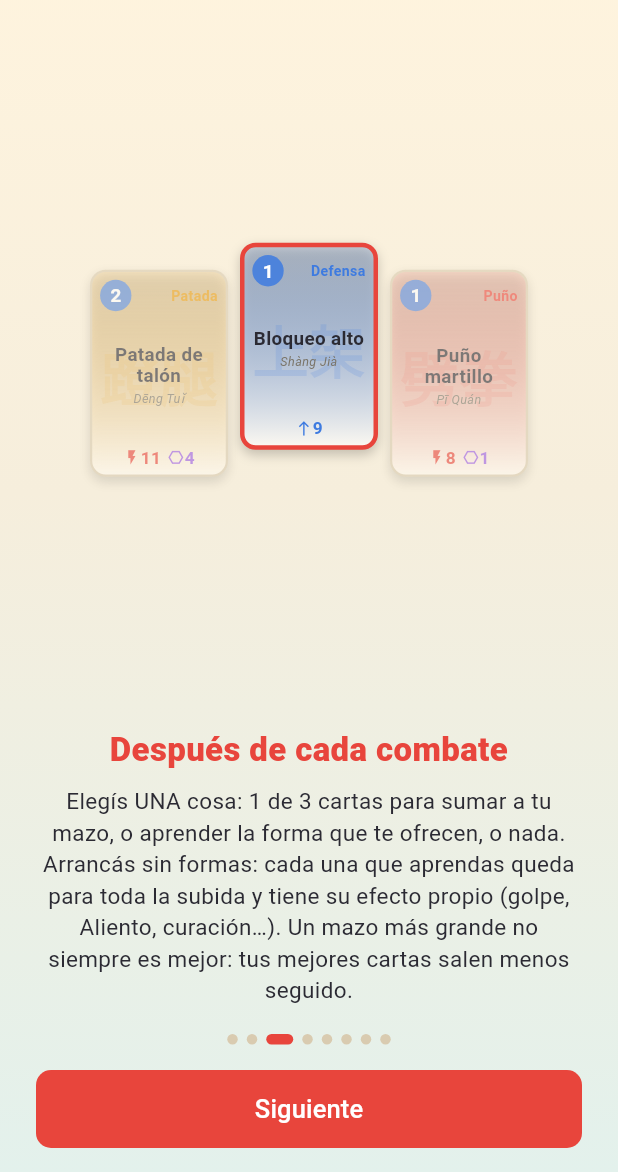
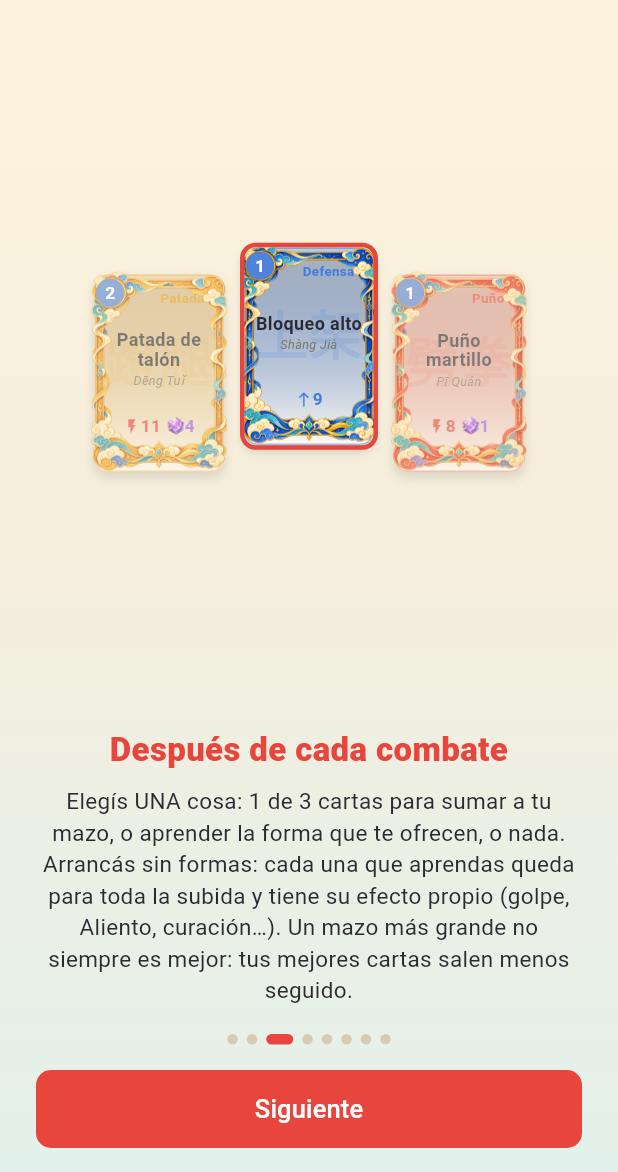
Before and after one commit to spcolonna/long-breath, a Flutter app: the ClimbLessonScreen screen opened by its route, swiped to page 3, on a phone screen of 412 x 824 dp, the part 64-1236 px from its top. Run offline on Flutter 3.47's test engine with Material 3 defaults, Android fonts, the phone set to English and light mode, and no system bars; our stand-ins replace flutter_riverpod, go_router, shared_preferences; missing offline and left inert: audio_session, flutter_soloud; accounts and stored records are empty.

Commit message:
Logo en el menú, íconos pintados (GameIcon) y marcos por tipo en las cartas; los PNG originales ya no se guardan en git
Co-Authored-By: Claude Opus 5.5 <noreply@anthropic.com>

```diff
--- a/lib/delivery/screens/climb_lesson_screen.dart
+++ b/lib/delivery/screens/climb_lesson_screen.dart
@@ -9,6 +9,7 @@ import '../audio/game_audio.dart';
 import '../providers.dart';
 import '../theme.dart';
 import '../widgets/card_widget.dart';
+import '../widgets/game_icon.dart';
 import '../widgets/hero_sprite.dart';
 import '../widgets/juice.dart';
 import '../widgets/jade.dart';
@@ -183,7 +184,7 @@ Widget _node(IconData icon, Color color, {double size = 50}) => Container(
     shape: BoxShape.circle,
     border: Border.all(color: color, width: 2.5),
   ),
-  child: Icon(icon, color: color, size: size * 0.5),
+  child: GameIcon(icon, color: color, size: size * 0.5),
 );
 
 class _MapPath extends StatelessWidget {
--- a/lib/delivery/screens/combat_screen.dart
+++ b/lib/delivery/screens/combat_screen.dart
@@ -29,6 +29,7 @@ import '../tutorial/tutorial_overlay.dart';
 import '../widgets/card_widget.dart';
 import '../widgets/cinematic.dart';
 import '../widgets/enemy_sprite.dart';
+import '../widgets/game_icon.dart';
 import '../widgets/hero_sprite.dart';
 import '../widgets/juice.dart';
 import '../widgets/stage_scene.dart';
@@ -438,6 +439,7 @@ class _CombatScreenState extends ConsumerState<_CombatBody> {
               '+$amount ${t.breath}',
               Palette.gold,
               size: 20,
+              icon: Icons.air,
               dx: 20,
               dy: -40,
             );
@@ -1841,7 +1843,7 @@ class _MiniBar extends StatelessWidget {
     final ratio = max == 0 ? 0.0 : (value / max).clamp(0.0, 1.0);
     return Row(
       children: [
-        Icon(icon, size: 14, color: color),
+        GameIcon(icon, size: 14, color: color),
         const SizedBox(width: 4),
         Expanded(
           child: TrailBar(
@@ -1946,7 +1948,7 @@ class _IntentBubble extends ConsumerWidget {
                 width: 34,
                 height: 34,
                 decoration: BoxDecoration(shape: BoxShape.circle, color: color),
-                child: Icon(icon, size: 22, color: Palette.onColor),
+                child: GameIcon(icon, size: 22, color: Palette.onColor),
               ),
               const SizedBox(width: 8),
               Flexible(
@@ -2130,7 +2132,7 @@ class _PlayerStrip extends ConsumerWidget {
                       child: Row(
                         mainAxisSize: MainAxisSize.min,
                         children: [
-                          Icon(
+                          GameIcon(
                             Icons.shield,
                             size: 16,
                             color: p.guard > 0 ? Palette.onColor : Palette.sky,
@@ -3157,9 +3159,16 @@ class _BreathPips extends StatelessWidget {
           ],
         ),
         const SizedBox(height: 2),
-        Text(
-          '${AppLocalizations.of(context).breath} $breath',
-          style: const TextStyle(fontSize: 10, color: Palette.sky),
+        Row(
+          mainAxisSize: MainAxisSize.min,
+          children: [
+            const GameIcon(Icons.air, size: 13, color: Palette.sky),
+            const SizedBox(width: 2),
+            Text(
+              '${AppLocalizations.of(context).breath} $breath',
+              style: const TextStyle(fontSize: 10, color: Palette.sky),
+            ),
+          ],
         ),
       ],
     );
@@ -3320,7 +3329,7 @@ class _Chip extends StatelessWidget {
     child: Row(
       mainAxisSize: MainAxisSize.min,
       children: [
-        Icon(icon, size: 13, color: color),
+        GameIcon(icon, size: 13, color: color),
         const SizedBox(width: 4),
         // En columnas angostas (enemigo) el texto se corta en vez de desbordar.
         Flexible(
--- a/lib/delivery/screens/home_screen.dart
+++ b/lib/delivery/screens/home_screen.dart
@@ -73,6 +73,20 @@ class _HomeScreenState extends ConsumerState<HomeScreen> {
                   alignment: Alignment.centerRight,
                   child: AudioToggles(),
                 ),
+                // El sello pintado del dragón; si faltara, el carácter.
+                Image.asset(
+                  'assets/art/ui/logo.webp',
+                  height: 88,
+                  errorBuilder: (_, _, _) => const Text(
+                    '龙',
+                    style: TextStyle(
+                      fontSize: 44,
+                      color: Palette.lacquer,
+                      height: 1,
+                    ),
+                  ),
+                ),
+                const SizedBox(height: 4),
                 const FittedBox(
                   fit: BoxFit.scaleDown,
                   child: Row(
@@ -80,14 +94,6 @@ class _HomeScreenState extends ConsumerState<HomeScreen> {
                     crossAxisAlignment: CrossAxisAlignment.baseline,
                     textBaseline: TextBaseline.alphabetic,
                     children: [
-                      Text(
-                        '龙 ',
-                        style: TextStyle(
-                          fontSize: 30,
-                          color: Palette.lacquer,
-                          height: 1,
-                        ),
-                      ),
                       Text(
                         'LONG BREATH',
                         style: TextStyle(
--- a/lib/delivery/tutorial/illustrations.dart
+++ b/lib/delivery/tutorial/illustrations.dart
@@ -6,6 +6,7 @@ import '../../l10n/app_localizations.dart';
 import '../providers.dart';
 import '../theme.dart';
 import '../widgets/card_widget.dart';
+import '../widgets/game_icon.dart';
 import 'tutorial_steps.dart';
 
 /// Dibujo explicativo del maestro, armado con las mismas piezas que el juego
@@ -126,7 +127,11 @@ class _CardAnatomy extends ConsumerWidget {
         children: [
           const Icon(Icons.bolt, size: 15, color: Palette.lacquer),
           Text('${t.illStatsDamage}  ', style: _small),
-          const Icon(Icons.hexagon_outlined, size: 14, color: Palette.structure),
+          const GameIcon(
+            Icons.hexagon_outlined,
+            size: 14,
+            color: Palette.structure,
+          ),
           Text(' ${t.illStatsStructure}', style: _small),
         ],
       ),
@@ -204,7 +209,7 @@ Widget _chipIcon(IconData icon, Color color) => Container(
   width: 26,
   height: 26,
   decoration: BoxDecoration(color: color, shape: BoxShape.circle),
-  child: Icon(icon, size: 16, color: Palette.onColor),
+  child: GameIcon(icon, size: 16, color: Palette.onColor),
 );
 
 class _IntentLegend extends StatelessWidget {
@@ -384,7 +389,7 @@ class _Line extends StatelessWidget {
       children: [
         Padding(
           padding: const EdgeInsets.only(top: 1),
-          child: Icon(icon, size: 13, color: color),
+          child: GameIcon(icon, size: 13, color: color),
         ),
         const SizedBox(width: 4),
         Expanded(child: Text(text, style: _small)),
--- a/lib/delivery/widgets/card_widget.dart
+++ b/lib/delivery/widgets/card_widget.dart
@@ -8,6 +8,7 @@ import '../../l10n/app_localizations.dart';
 import '../labels.dart';
 import '../providers.dart';
 import '../theme.dart';
+import 'game_icon.dart';
 import 'juice.dart';
 
 /// Carta de juego. Con [preview] muestra los valores finales (bonus aplicados).
@@ -50,14 +51,14 @@ class CardWidget extends ConsumerWidget {
     final structure = p?.structure ?? def.structure;
     final guard = p?.guard ?? (def.guard > 0 ? def.guard + upgrades : 0);
 
-    Color border = Palette.line;
-    double borderW = 1.5;
+    // Selección, retenida o forma: un borde encima del marco pintado.
+    Color? border;
+    double borderW = 2.5;
     List<BoxShadow> shadows = const [
       BoxShadow(color: Color(0x33000000), blurRadius: 6, offset: Offset(0, 3)),
     ];
     if (advancesForm) {
       border = Palette.gold;
-      borderW = 2.5;
       shadows = [
         BoxShadow(color: Palette.gold.withValues(alpha: 0.55), blurRadius: 14),
       ];
@@ -71,16 +72,25 @@ class CardWidget extends ConsumerWidget {
       borderW = 3;
     }
 
+    // Medidas del marco (512×768): el círculo del costo y el hueco interior.
+    final badge = 18 * s;
     return AnimatedOpacity(
       duration: const Duration(milliseconds: 200),
       opacity: playable ? 1 : 0.5,
-      child: Container(
+      child: SizedBox(
         width: width,
         height: h,
+        child: Stack(
+          children: [
+            // Papel teñido del tipo, dentro del marco.
+            Positioned.fill(
+              child: Padding(
+                padding: EdgeInsets.all(width * 0.035),
+                child: DecoratedBox(
                   decoration: BoxDecoration(
                     color: Palette.surface,
-          borderRadius: BorderRadius.circular(10 * s),
-          border: Border.all(color: border, width: borderW),
+                    borderRadius: BorderRadius.circular(8 * s),
+                    border: Border.all(color: color.withValues(alpha: 0.5)),
                     boxShadow: shadows,
                     gradient: LinearGradient(
                       begin: Alignment.topCenter,
@@ -88,41 +98,58 @@ class CardWidget extends ConsumerWidget {
                       colors: [color.withValues(alpha: 0.22), Palette.surface],
                     ),
                   ),
-        padding: EdgeInsets.all(5 * s),
-        child: Stack(
-          children: [
-            Column(
-              crossAxisAlignment: CrossAxisAlignment.stretch,
-              children: [
-                Row(
-                  children: [
-                    _CostBadge(
+                ),
+              ),
+            ),
+            Positioned.fill(
+              child: IgnorePointer(
+                child: Image.asset(
+                  'assets/art/cards/frame_${def.type.name}.webp',
+                  fit: BoxFit.fill,
+                  cacheWidth: (width * MediaQuery.devicePixelRatioOf(context))
+                      .ceil(),
+                  filterQuality: FilterQuality.medium,
+                  errorBuilder: (_, _, _) => const SizedBox(),
+                ),
+              ),
+            ),
+            Positioned(
+              left: width * 0.146 - badge / 2,
+              top: h * 0.111 - badge / 2,
+              child: _CostBadge(
                 cost: cost,
                 base: def.cost,
                 // Postura o carta retenida: verde si baja, rojo si sube.
                 stanceDelta: p == null ? 0 : cost - def.cost,
                 scale: s,
               ),
-                    SizedBox(width: 4 * s),
-                    Expanded(
+            ),
+            Positioned(
+              left: width * 0.3,
+              right: width * 0.17,
+              top: h * 0.095,
               child: Text(
-                        p?.retained == true
-                            ? t.retainedTag
-                            : t.typeLabel(def.type),
+                p?.retained == true ? t.retainedTag : t.typeLabel(def.type),
                 textAlign: TextAlign.right,
                 maxLines: 1,
                 overflow: TextOverflow.clip,
                 style: TextStyle(
-                          fontSize: 9 * s,
+                  fontSize: 8.5 * s,
                   color: p?.retained == true ? Palette.jade : color,
                   fontWeight: p?.retained == true
                       ? FontWeight.w800
-                              : FontWeight.w600,
+                      : FontWeight.w700,
                 ),
               ),
             ),
-                  ],
-                ),
+            Positioned(
+              left: width * 0.11,
+              right: width * 0.11,
+              top: h * 0.185,
+              bottom: h * 0.2,
+              child: Column(
+                crossAxisAlignment: CrossAxisAlignment.stretch,
+                children: [
                   // Nombre traducido como título; el hanzi queda de marca de agua.
                   Expanded(
                     child: Stack(
@@ -141,8 +168,8 @@ class CardWidget extends ConsumerWidget {
                             ),
                           ),
                         ),
-                      // Con manos grandes la carta se achica: el texto se reduce
-                      // en vez de desbordar.
+                        // Con manos grandes la carta se achica: el texto se
+                        // reduce en vez de desbordar.
                         LayoutBuilder(
                           builder: (context, box) => FittedBox(
                             fit: BoxFit.scaleDown,
@@ -157,7 +184,7 @@ class CardWidget extends ConsumerWidget {
                                     maxLines: 3,
                                     overflow: TextOverflow.ellipsis,
                                     style: TextStyle(
-                                    fontSize: 12 * s,
+                                      fontSize: 11.5 * s,
                                       fontWeight: FontWeight.w700,
                                       height: 1.1,
                                       color: Palette.text,
@@ -183,7 +210,7 @@ class CardWidget extends ConsumerWidget {
                       ],
                     ),
                   ),
-                SizedBox(height: 3 * s),
+                  SizedBox(height: 2 * s),
                   _Stats(
                     damage: damage,
                     structure: structure,
@@ -196,27 +223,45 @@ class CardWidget extends ConsumerWidget {
                   ),
                   if (def.stance != null || def.exhaust || upgrades > 0)
                     Padding(
-                    padding: EdgeInsets.only(top: 2 * s),
+                      padding: EdgeInsets.only(top: 1 * s),
                       child: Text(
                         [
-                        if (def.stance != null) '→ ${text.stance(def.stance!)}',
+                          if (def.stance != null)
+                            '→ ${text.stance(def.stance!)}',
                           if (def.exhaust) t.effExhaust,
                           if (upgrades > 0) '+$upgrades',
                         ].join(' · '),
                         textAlign: TextAlign.center,
-                      style: TextStyle(fontSize: 8 * s, color: Palette.textDim),
+                        maxLines: 1,
+                        overflow: TextOverflow.ellipsis,
+                        style: TextStyle(
+                          fontSize: 7.5 * s,
+                          color: Palette.textDim,
+                        ),
                       ),
                     ),
                 ],
               ),
+            ),
             if (interruptsForm)
               Positioned(
-                right: 0,
-                top: 16 * s,
+                right: width * 0.1,
+                top: h * 0.17,
                 child: Icon(
                   Icons.warning_amber_rounded,
                   size: 16 * s,
                   color: Palette.lacquer,
+                ),
+              ),
+            if (border != null)
+              Positioned.fill(
+                child: IgnorePointer(
+                  child: DecoratedBox(
+                    decoration: BoxDecoration(
+                      borderRadius: BorderRadius.circular(10 * s),
+                      border: Border.all(color: border, width: borderW),
+                    ),
+                  ),
                 ),
               ),
           ],
@@ -261,8 +306,8 @@ class _CostBadge extends StatelessWidget {
       scale: 1.3,
       child: AnimatedContainer(
         duration: const Duration(milliseconds: 250),
-        width: 20 * scale,
-        height: 20 * scale,
+        width: 18 * scale,
+        height: 18 * scale,
         alignment: Alignment.center,
         decoration: BoxDecoration(
           shape: BoxShape.circle,
@@ -273,7 +318,7 @@ class _CostBadge extends StatelessWidget {
           '$cost',
           textHeightBehavior: _tight,
           style: TextStyle(
-            fontSize: 12 * scale,
+            fontSize: 11 * scale,
             height: 1,
             leadingDistribution: TextLeadingDistribution.even,
             fontWeight: FontWeight.bold,
@@ -348,7 +393,7 @@ class _Stats extends StatelessWidget {
         child: Row(
           mainAxisSize: MainAxisSize.min,
           children: [
-            Icon(icon, size: 11 * scale, color: c),
+            GameIcon(icon, size: 11 * scale, color: c),
             Text(
               '$v',
               textHeightBehavior: _tight,
--- /dev/null
+++ b/lib/delivery/widgets/game_icon.dart
@@ -0,0 +1,42 @@
+import 'package:flutter/material.dart';
+
+/// Íconos pintados (`assets/art/icons/`) para los conceptos del combate. Se
+/// usa en lugar de [Icon]: si el ícono tiene pintura se ve la pintura, si no
+/// (o si falta el archivo) el de Material con su color.
+final _painted = {
+  Icons.air: 'breath',
+  Icons.shield: 'guard',
+  Icons.hexagon_outlined: 'structure',
+  Icons.filter_tilt_shift: 'deflect',
+  Icons.blur_on: 'stagger',
+  Icons.water_drop: 'fountain',
+};
+
+class GameIcon extends StatelessWidget {
+  const GameIcon(this.icon, {super.key, this.size, this.color});
+
+  final IconData? icon;
+  final double? size;
+  final Color? color;
+
+  @override
+  Widget build(BuildContext context) {
+    final fallback = Icon(icon, size: size, color: color);
+    final name = _painted[icon];
+    if (name == null) return fallback;
+    final s = size ?? IconTheme.of(context).size ?? 24;
+    return SizedBox.square(
+      dimension: s,
+      // La pintura deja aire alrededor: se agranda sin ocupar más lugar.
+      child: Transform.scale(
+        scale: 1.2,
+        child: Image.asset(
+          'assets/art/icons/$name.webp',
+          cacheWidth: (MediaQuery.devicePixelRatioOf(context) * s * 1.2).ceil(),
+          filterQuality: FilterQuality.medium,
+          errorBuilder: (_, _, _) => fallback,
+        ),
+      ),
+    );
+  }
+}
--- a/lib/delivery/widgets/juice.dart
+++ b/lib/delivery/widgets/juice.dart
@@ -3,6 +3,7 @@ import 'dart:math' as math;
 import 'package:flutter/material.dart';
 
 import '../theme.dart';
+import 'game_icon.dart';
 
 /// Piezas de "feel" reutilizables: sacudidas, rebotes, números que saltan,
 /// estallidos de tinta y barras con estela.
@@ -186,7 +187,7 @@ class _PopTextState extends State<PopText> with SingleTickerProviderStateMixin {
           if (widget.icon != null)
             Padding(
               padding: const EdgeInsets.only(right: 2),
-              child: Icon(
+              child: GameIcon(
                 widget.icon,
                 size: widget.size * 0.7,
                 color: widget.color,
```
Also changed, not shown: pubspec.yaml (+7 -0 lines), 5 other files. Lines whose indentation alone changed are shown as unchanged.
